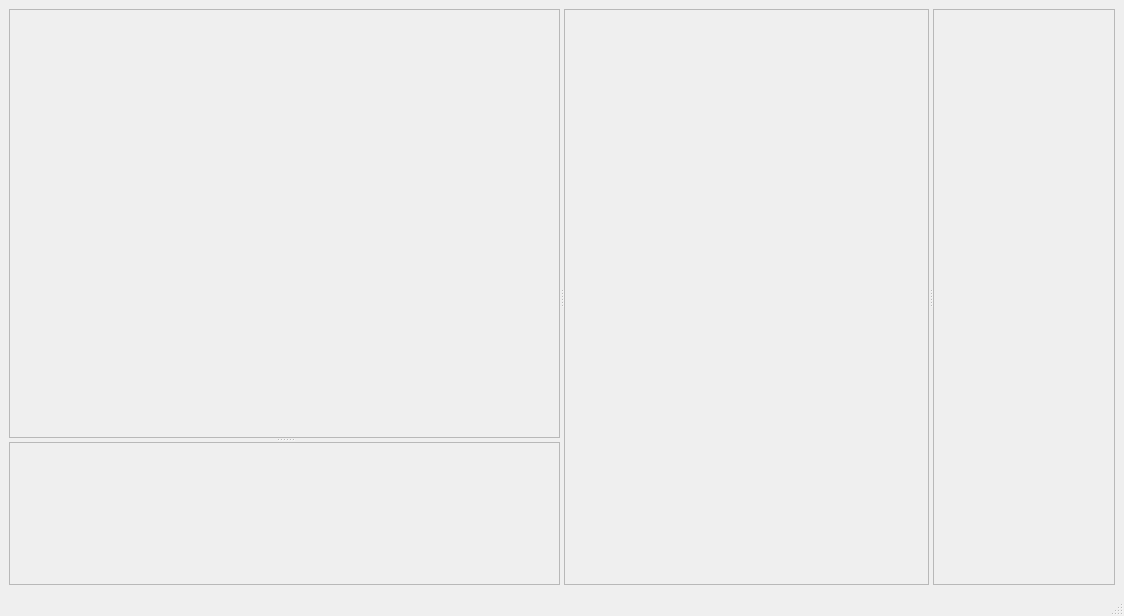
This is mainwindow.ui in EremeevSergey/nsf-viewer as Qt 5 draws it before an edit. The edited form follows.
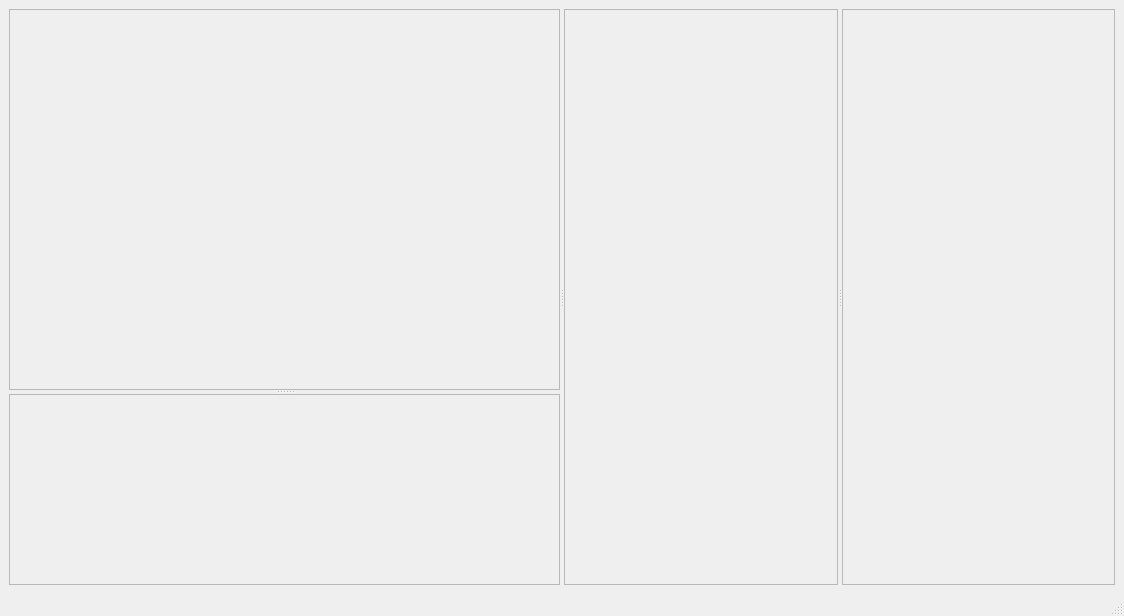
This is the edited form.

```diff
--- a/mainwindow.ui
+++ b/mainwindow.ui
@@ -34,7 +34,7 @@
         <property name="sizePolicy">
          <sizepolicy hsizetype="Preferred" vsizetype="Preferred">
           <horstretch>0</horstretch>
-          <verstretch>3</verstretch>
+          <verstretch>4</verstretch>
          </sizepolicy>
         </property>
         <property name="frameShape">
@@ -48,7 +48,7 @@
         <property name="sizePolicy">
          <sizepolicy hsizetype="Preferred" vsizetype="Preferred">
           <horstretch>0</horstretch>
-          <verstretch>1</verstretch>
+          <verstretch>2</verstretch>
          </sizepolicy>
         </property>
         <property name="frameShape">
@@ -86,7 +86,7 @@
        <widget class="QFrame" name="imagesFrame">
         <property name="sizePolicy">
          <sizepolicy hsizetype="Preferred" vsizetype="Preferred">
-          <horstretch>1</horstretch>
+          <horstretch>2</horstretch>
           <verstretch>0</verstretch>
          </sizepolicy>
         </property>
```
